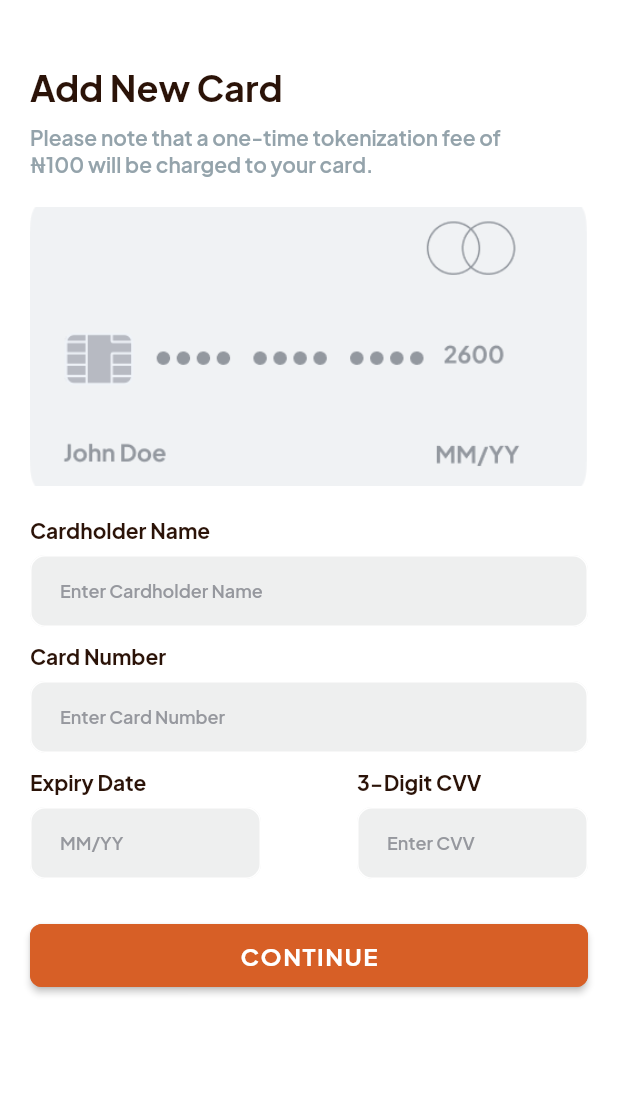
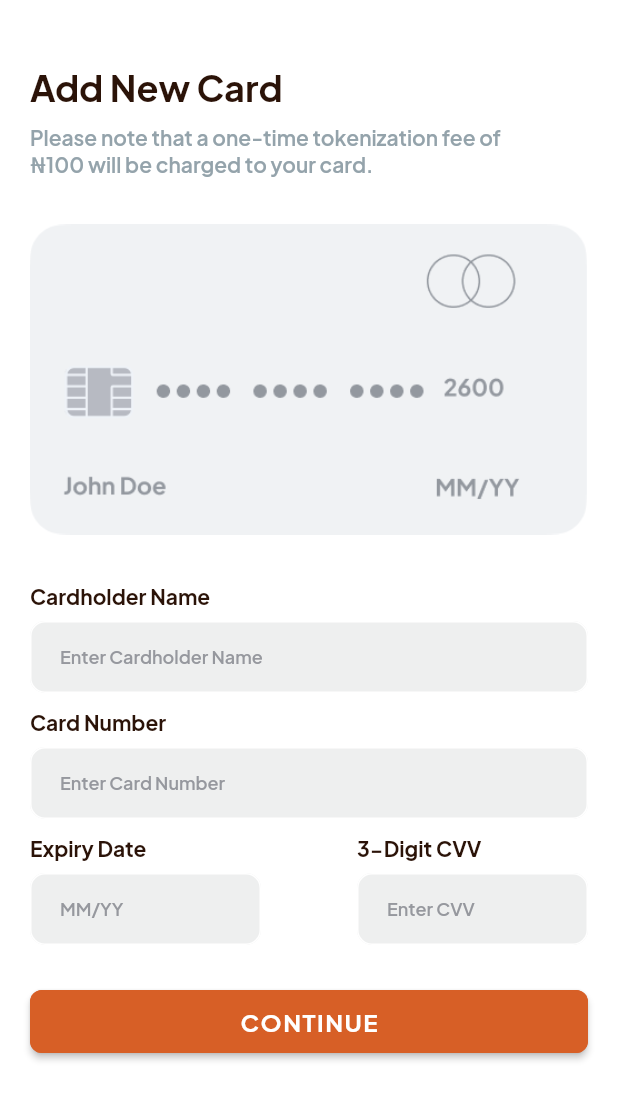
Before and after one commit to UcheAzubuko/floatr-v1, a Flutter app: the NavBarCardScreen screen opened directly, on a phone screen of 412 x 824 dp. Shown: the top 1100 px of the screen. Run offline on Flutter 3.47's test engine with Material 2 defaults, Android fonts, the phone set to English and light mode, and no system bars; our stand-ins replace camera, dartz, dotted_border, equatable, flutter_countdown_timer, flutter_svg and 8 more; missing offline and left inert: google_mlkit_face_detection; accounts and stored records are empty.

Commit message:
fix: ui fix for new card

```diff
--- a/lib/app/features/loan/view/screens/loan_info_screen.dart
+++ b/lib/app/features/loan/view/screens/loan_info_screen.dart
@@ -208,7 +208,7 @@ class AddNewCardScreen extends StatelessWidget {
           ),
 
           SizedBox(
-            height: 186,
+            height: 230,
             width: context.widthPx,
             child: Image.asset(
               AppImages.defaultWallet,
@@ -1095,7 +1095,7 @@ class NavBarCardScreen extends StatelessWidget {
               ),
 
               SizedBox(
-                height: 186,
+                height: 230,
                 width: context.widthPx,
                 child: Image.asset(
                   AppImages.defaultWallet,
```
